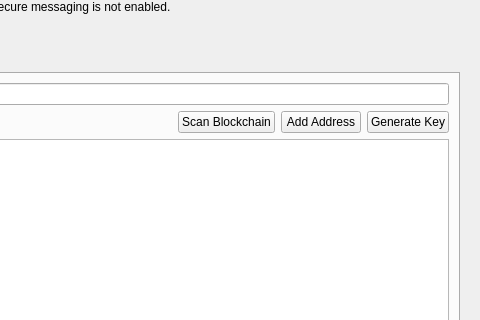
This is src/qt/forms/messagingpage.ui in OmegaBlockchain/omegacoin as Qt 5 draws it before an edit; both pictures show x 320 to 800 and y 0 to 320 of the 800 by 550 pixel window. The edited form follows.
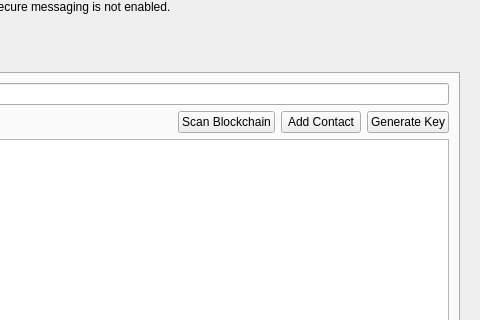
This is the edited form. The open tabs and pages were chosen to show the change.

```diff
--- a/src/qt/forms/messagingpage.ui
+++ b/src/qt/forms/messagingpage.ui
@@ -376,7 +376,7 @@
          <item>
           <widget class="QPushButton" name="addAddressButton">
            <property name="text">
-            <string>Add Address</string>
+            <string>Add Contact</string>
            </property>
           </widget>
          </item>
```
